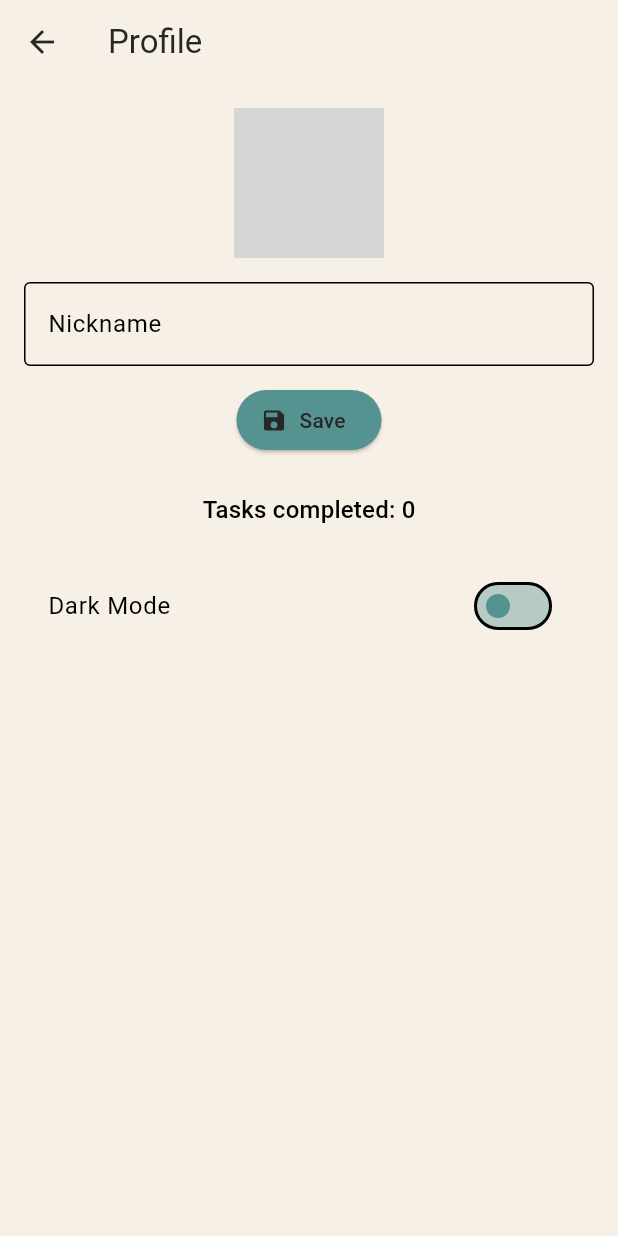
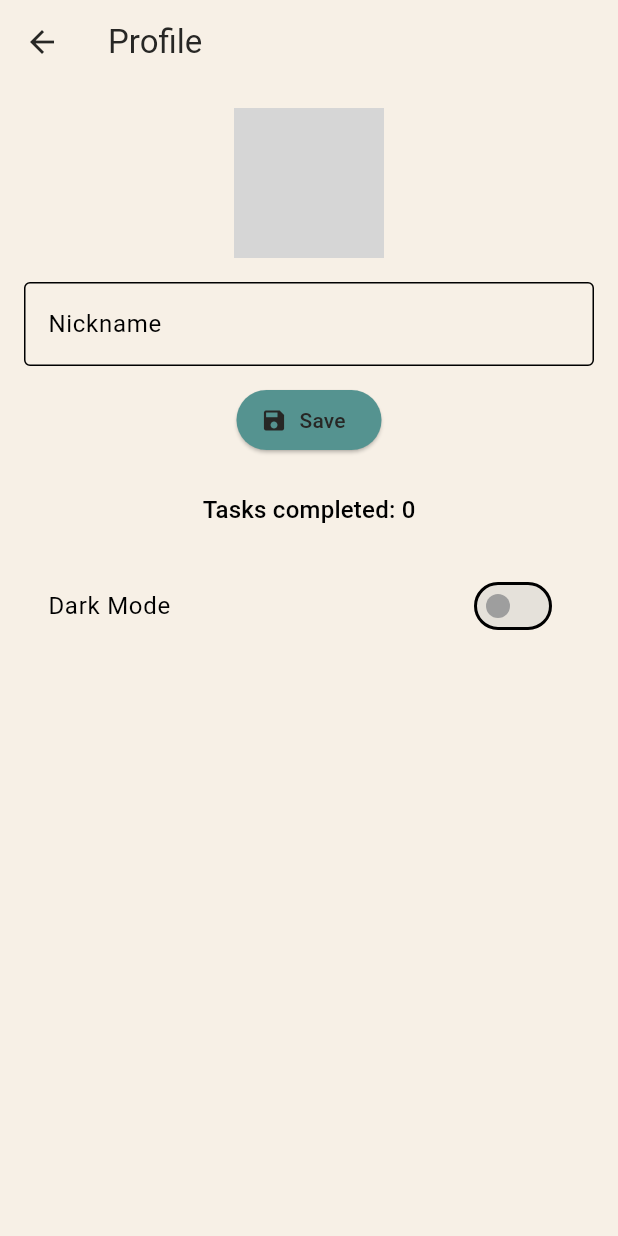
Before and after one commit to Club-Team/planner, a Flutter app: the ProfileScreen screen opened by its route, on a phone screen of 412 x 824 dp. Run offline on Flutter 3.47's test engine with Material 3 defaults, Android fonts, the phone set to English and light mode, and no system bars; our stand-ins replace image_picker, shared_preferences, sqflite, sqflite_common_ffi; accounts and stored records are empty; grey boxes are pictures that could not be loaded.

Commit message:
fix in light mode

```diff
--- a/lib/themes/light_theme.dart
+++ b/lib/themes/light_theme.dart
@@ -35,8 +35,24 @@ class AppTheme {
       backgroundColor: primaryColor,
     ),
     switchTheme: SwitchThemeData(
-      thumbColor: MaterialStateProperty.all(primaryColor),
-      trackColor: MaterialStateProperty.all(primaryColor.withOpacity(0.4)),
+      thumbColor: MaterialStateProperty.resolveWith((states) {
+        if (states.contains(MaterialState.selected)) {
+          return primaryColor; // Thumb when ON
+        }
+        return Colors.grey.shade500; // Thumb when OFF (darker for contrast)
+      }),
+      trackColor: MaterialStateProperty.resolveWith((states) {
+        if (states.contains(MaterialState.selected)) {
+          return primaryColor.withOpacity(0.7); // Track when ON (more visible)
+        }
+        return Colors.grey.shade400.withOpacity(0.3); // Track when OFF (more muted)
+      }),
+      overlayColor: MaterialStateProperty.resolveWith((states) {
+        if (states.contains(MaterialState.pressed)) {
+          return primaryColor.withOpacity(0.3); // Ripple when pressed (slightly stronger)
+        }
+        return Colors.transparent;
+      }),
     ),
     inputDecorationTheme: InputDecorationTheme(
       border: OutlineInputBorder(
```
